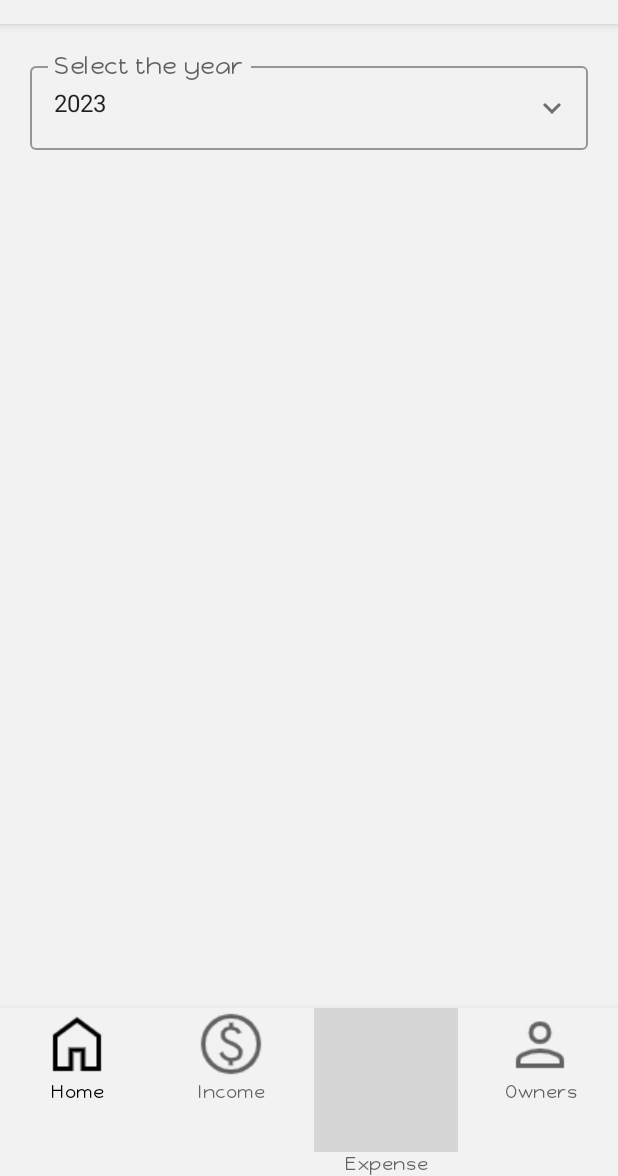
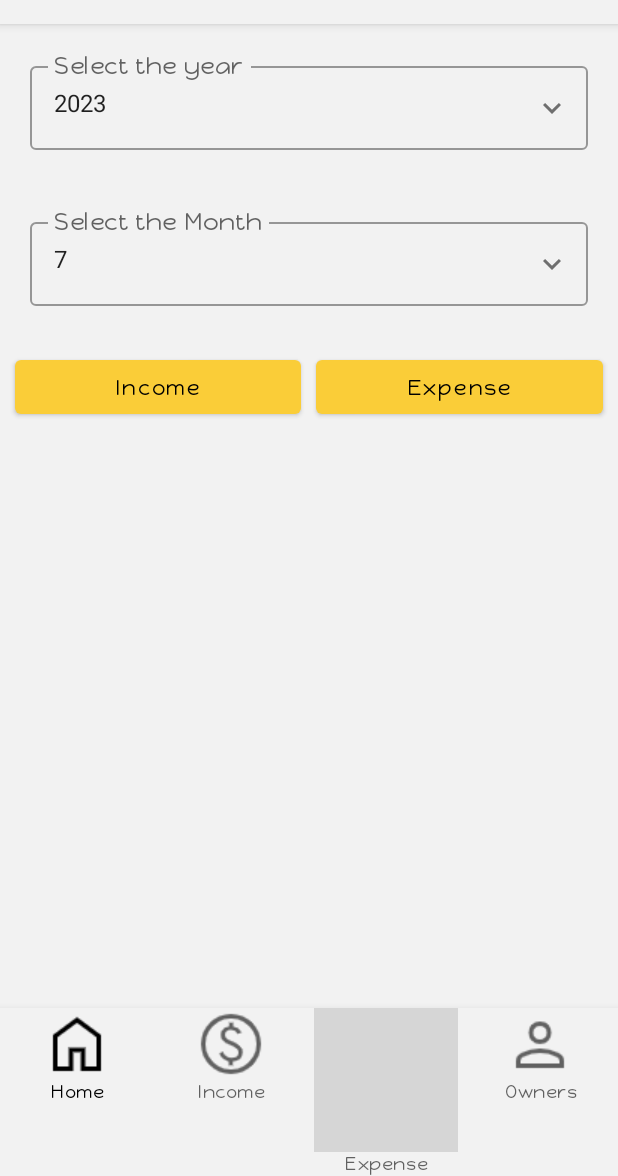
Before and after one commit to Krithika99/MAINTAC, an Android app built with Jetpack Compose: the HomeScreen screen opened through its navigation route, on a phone screen of 412 x 824 dp, the part 60-1236 px from its top. Run offline under Robolectric (Android 15) with nearby library versions, the phone set to English and light mode, and no system bars; our stand-ins replace Firebase (no records; nobody signed in at launch, a user with empty details on screens opened directly); grey boxes are pictures that could not be loaded.

Commit message:
Adding expense and income feature

```diff
--- a/app/src/main/java/com/ksas/maintac/repository/AuthRepositoryImpl.kt
+++ b/app/src/main/java/com/ksas/maintac/repository/AuthRepositoryImpl.kt
@@ -54,6 +54,7 @@ class AuthRepositoryImpl : AuthRepository {
                     Log.d("repo", "current user id: ${auth.currentUser?.uid}")
                 }
             }.addOnFailureListener {
+                Log.e("Repo", it.message!!)
                 trySend(Response.Failure(it))
             }
         } catch (e: java.lang.Exception) {
--- a/app/src/main/java/com/ksas/maintac/screens/HomeScreen.kt
+++ b/app/src/main/java/com/ksas/maintac/screens/HomeScreen.kt
@@ -11,6 +11,7 @@ import androidx.compose.material.icons.filled.KeyboardArrowUp
 import androidx.compose.runtime.*
 import androidx.compose.ui.Alignment
 import androidx.compose.ui.Modifier
+import androidx.compose.ui.graphics.Color
 import androidx.compose.ui.res.painterResource
 import androidx.compose.ui.res.stringResource
 import androidx.compose.ui.unit.dp
@@ -20,7 +21,9 @@ import androidx.navigation.NavHostController
 import com.ksas.maintac.R
 import com.ksas.maintac.home_route
 import com.ksas.maintac.signin_route
+import com.ksas.maintac.utils.MonthDropDown
 import com.ksas.maintac.utils.Utils
+import com.ksas.maintac.utils.YearDropDown
 import com.ksas.maintac.viewmodel.FirebaseAuthenticationViewModel
 import java.util.*
 
@@ -59,61 +62,38 @@ fun HomeScreen(navController: NavHostController) {
                 .padding(it)
         ) {
             YearDropDown()
-        }
-    }
-}
+            MonthDropDown()
 
-@Composable
-fun YearDropDown() {
-    val currentYear = Calendar.getInstance().get(Calendar.YEAR)
-    // Declaring a boolean value to store
-    // the expanded state of the Text Field
-    var mExpanded by remember { mutableStateOf(false) }
+            Row(
+                modifier = Modifier
+                    .fillMaxWidth()
+                    .padding(10.dp)
+            ) {
+                Button(
+                    onClick = {
 
-    // Create a list of years
-    val years = Utils.generateListOfYears(
-        1980,
-        2050
-    )
-    // Create a string value to store the selected year
-    var mSelectedYear by remember { mutableStateOf(currentYear.toString()) }
+                    },
+                    modifier = Modifier
+                        .fillMaxWidth()
+                        .weight(1f),
+                    colors = ButtonDefaults.buttonColors(backgroundColor = Color(0XFFFACD38))
+                ) {
+                    Text(text = "Income", fontFamily = Utils.customFont)
+                }
 
-    // Up Icon when expanded and down icon when collapsed
-    val icon = if (mExpanded)
-        Icons.Filled.KeyboardArrowUp
-    else
-        Icons.Filled.KeyboardArrowDown
+                Spacer(modifier = Modifier.width(10.dp))
+                Button(
+                    onClick = {
 
-    Column(Modifier.padding(20.dp)) {
+                    },
+                    modifier = Modifier
+                        .fillMaxWidth()
+                        .weight(1f),
+                    colors = ButtonDefaults.buttonColors(backgroundColor = Color(0XFFFACD38))
+                ) {
+                    Text(text = "Expense", fontFamily = Utils.customFont)
+                }
 
-        // Create an Outlined Text Field
-        // with icon and not expanded
-        OutlinedTextField(
-            value = mSelectedYear,
-            onValueChange = { mSelectedYear = it },
-            modifier = Modifier
-                .fillMaxWidth(),
-            label = { Text("Select the year", fontFamily = Utils.customFont, fontSize = 16.sp) },
-            trailingIcon = {
-                Icon(icon, "contentDescription",
-                    Modifier.clickable { mExpanded = !mExpanded })
-            }
-        )
-
-        // Create a drop-down menu with list of cities,
-        // when clicked, set the Text Field text as the city selected
-        DropdownMenu(
-            expanded = mExpanded,
-            onDismissRequest = { mExpanded = false },
-            modifier = Modifier,
-        ) {
-            years.forEach { year ->
-                DropdownMenuItem(onClick = {
-                    mSelectedYear = year.toString()
-                    mExpanded = false
-                }) {
-                    Text(text = year.toString(), fontFamily = Utils.customFont)
-                }
             }
         }
     }
--- a/app/src/main/java/com/ksas/maintac/utils/Utils.kt
+++ b/app/src/main/java/com/ksas/maintac/utils/Utils.kt
@@ -1,18 +1,25 @@
 package com.ksas.maintac.utils
 
+import androidx.compose.foundation.clickable
 import androidx.compose.foundation.layout.Column
 import androidx.compose.foundation.layout.fillMaxSize
-import androidx.compose.material.AlertDialog
-import androidx.compose.material.Button
-import androidx.compose.material.Text
-import androidx.compose.runtime.Composable
-import androidx.compose.runtime.MutableState
+import androidx.compose.foundation.layout.fillMaxWidth
+import androidx.compose.foundation.layout.padding
+import androidx.compose.material.*
+import androidx.compose.material.icons.Icons
+import androidx.compose.material.icons.filled.KeyboardArrowDown
+import androidx.compose.material.icons.filled.KeyboardArrowUp
+import androidx.compose.runtime.*
 import androidx.compose.ui.Alignment
 import androidx.compose.ui.Modifier
 import androidx.compose.ui.text.font.Font
 import androidx.compose.ui.text.font.FontFamily
+import androidx.compose.ui.unit.dp
+import androidx.compose.ui.unit.sp
 import androidx.navigation.NavHostController
 import com.ksas.maintac.R
+import com.ksas.maintac.model.MonthlyExpenseNames
+import com.ksas.maintac.model.MonthlyExpenses
 import com.ksas.maintac.owner_route
 import com.ksas.maintac.signin_route
 import com.ksas.maintac.signup_route
@@ -43,12 +50,28 @@ class Utils {
         const val garbageDisposal = "Garbage disposal"
         const val phenyl = "Phenyl"
         const val CCTV = "CCTV"
+        const val cash = "Cash"
+        const val bank = "Bank"
+        const val mode = "Mode"
         const val civilWork = "Civil work"
         const val electricalWork = "Electrical work"
+        const val MonthlyExpense = "Monthly Expense"
+        const val MonthlyIncome = "Monthly Income"
 
         fun generateListOfYears(startYear: Int, endYear: Int): List<Int> {
             return (startYear..endYear).toList()
         }
+
+        fun generateListOfMonths(startMonth: Int, endMonth: Int): List<Int> {
+            return (startMonth..endMonth).toList()
+        }
+
+        val expenseNames = listOf(
+            MonthlyExpenseNames(electricityBill),
+            MonthlyExpenseNames(waterBill), MonthlyExpenseNames(houseKeeping),
+            MonthlyExpenseNames(garbageDisposal), MonthlyExpenseNames(phenyl),
+            MonthlyExpenseNames(CCTV)
+        )
     }
 }
 
@@ -116,3 +139,115 @@ fun WarningDialog(
         dialog()
     }
 }
+
+@Composable
+fun YearDropDown() {
+    val currentYear = Calendar.getInstance().get(Calendar.YEAR)
+    // Declaring a boolean value to store
+    // the expanded state of the Text Field
+    var mExpanded by remember { mutableStateOf(false) }
+
+    // Create a list of years
+    val years = Utils.generateListOfYears(
+        2000,
+        2050
+    )
+    // Create a string value to store the selected year
+    var mSelectedYear by remember { mutableStateOf(currentYear.toString()) }
+
+    // Up Icon when expanded and down icon when collapsed
+    val icon = if (mExpanded)
+        Icons.Filled.KeyboardArrowUp
+    else
+        Icons.Filled.KeyboardArrowDown
+
+    Column(Modifier.padding(20.dp)) {
+
+        // Create an Outlined Text Field
+        // with icon and not expanded
+        OutlinedTextField(
+            value = mSelectedYear,
+            onValueChange = { mSelectedYear = it },
+            modifier = Modifier
+                .fillMaxWidth(),
+            label = { Text("Select the year", fontFamily = Utils.customFont, fontSize = 16.sp) },
+            trailingIcon = {
+                Icon(icon, "contentDescription",
+                    Modifier.clickable { mExpanded = !mExpanded })
+            }
+        )
+
+        // Create a drop-down menu with list of cities,
+        // when clicked, set the Text Field text as the city selected
+        DropdownMenu(
+            expanded = mExpanded,
+            onDismissRequest = { mExpanded = false },
+            modifier = Modifier,
+        ) {
+            years.forEach { year ->
+                DropdownMenuItem(onClick = {
+                    mSelectedYear = year.toString()
+                    mExpanded = false
+                }) {
+                    Text(text = year.toString(), fontFamily = Utils.customFont)
+                }
+            }
+        }
+    }
+}
+
+@Composable
+fun MonthDropDown() {
+    val currentMonth = Calendar.getInstance().get(Calendar.MONTH)
+    // Declaring a boolean value to store
+    // the expanded state of the Text Field
+    var mExpanded by remember { mutableStateOf(false) }
+
+    // Create a list of years
+    val months = Utils.generateListOfMonths(
+        1,
+        12
+    )
+    // Create a string value to store the selected year
+    var mSelectedMonth by remember { mutableStateOf(currentMonth.toString()) }
+
+    // Up Icon when expanded and down icon when collapsed
+    val icon = if (mExpanded)
+        Icons.Filled.KeyboardArrowUp
+    else
+        Icons.Filled.KeyboardArrowDown
+
+    Column(Modifier.padding(20.dp)) {
+
+        // Create an Outlined Text Field
+        // with icon and not expanded
+        OutlinedTextField(
+            value = mSelectedMonth,
+            onValueChange = { mSelectedMonth = it },
+            modifier = Modifier
+                .fillMaxWidth(),
+            label = { Text("Select the Month", fontFamily = Utils.customFont, fontSize = 16.sp) },
+            trailingIcon = {
+                Icon(icon, "contentDescription",
+                    Modifier.clickable { mExpanded = !mExpanded })
+            }
+        )
+
+        // Create a drop-down menu with list of cities,
+        // when clicked, set the Text Field text as the city selected
+        DropdownMenu(
+            expanded = mExpanded,
+            onDismissRequest = { mExpanded = false },
+            modifier = Modifier,
+        ) {
+            months.forEach { month ->
+                DropdownMenuItem(onClick = {
+                    mSelectedMonth = month.toString()
+                    mExpanded = false
+                }) {
+                    Text(text = month.toString(), fontFamily = Utils.customFont)
+                }
+            }
+        }
+    }
+}
--- a/app/src/main/java/com/ksas/maintac/viewmodel/AddViewModel.kt
+++ b/app/src/main/java/com/ksas/maintac/viewmodel/OwnerViewModel.kt
@@ -12,7 +12,7 @@ import com.ksas.maintac.model.Flat
 import com.ksas.maintac.model.Owner
 import kotlinx.coroutines.launch
 
-class AddViewModel : ViewModel() {
+class OwnerViewModel : ViewModel() {
     private val db = Firebase.firestore
     private val userId = FirebaseAuth.getInstance().currentUser?.uid
 
```
Also changed, not shown: app/src/main/java/com/ksas/maintac/model/MonthlyExpenses.kt (added, +13 -0 lines), app/src/main/java/com/ksas/maintac/screens/ExpenseScreen.kt (+37 -24 lines), app/src/main/java/com/ksas/maintac/screens/IncomeScreen.kt (renamed from app/src/main/java/com/ksas/maintac/screens/AddScreen.kt, +59 -45 lines), app/src/main/java/com/ksas/maintac/screens/OwnerScreen.kt (+5 -5 lines), app/src/main/java/com/ksas/maintac/screens/SignInScreen.kt (+6 -4 lines), app/src/main/java/com/ksas/maintac/screens/TestScreen.kt (added, +11 -0 lines), app/src/main/java/com/ksas/maintac/viewmodel/ExpenseViewModel.kt (added, +54 -0 lines), app/src/main/java/com/ksas/maintac/viewmodel/IncomeViewModel.kt (added, +52 -0 lines).
